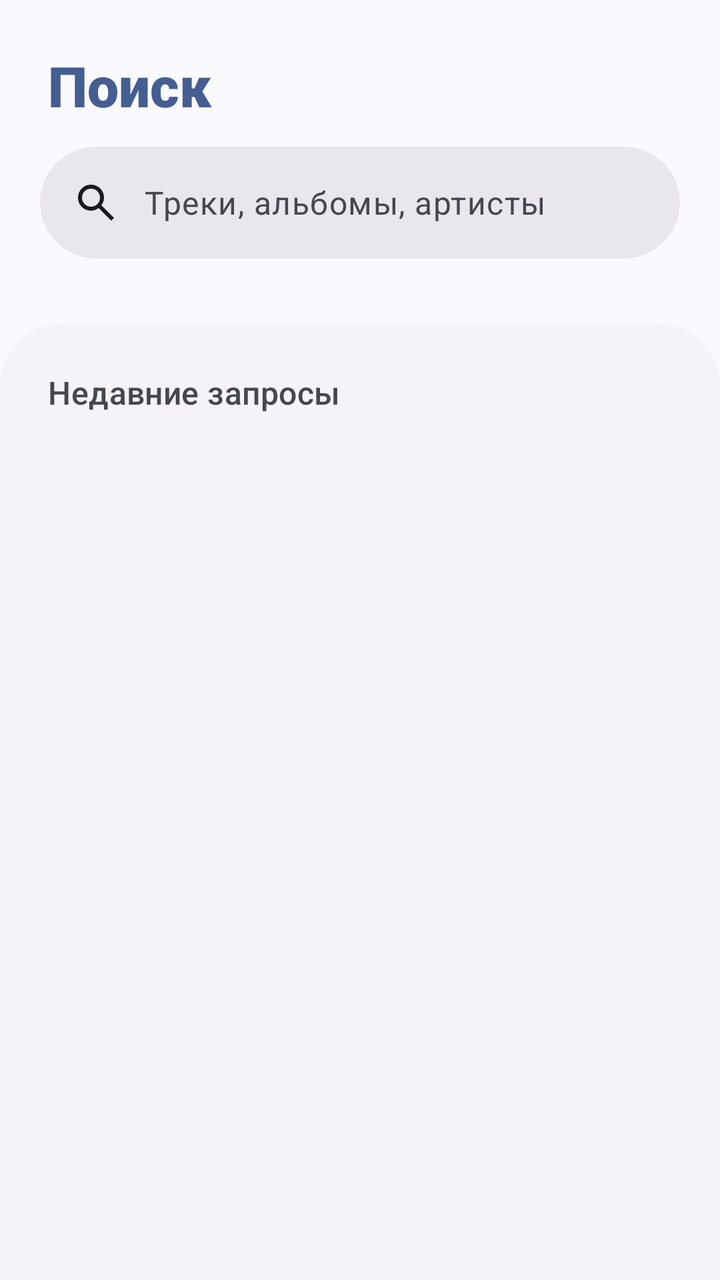
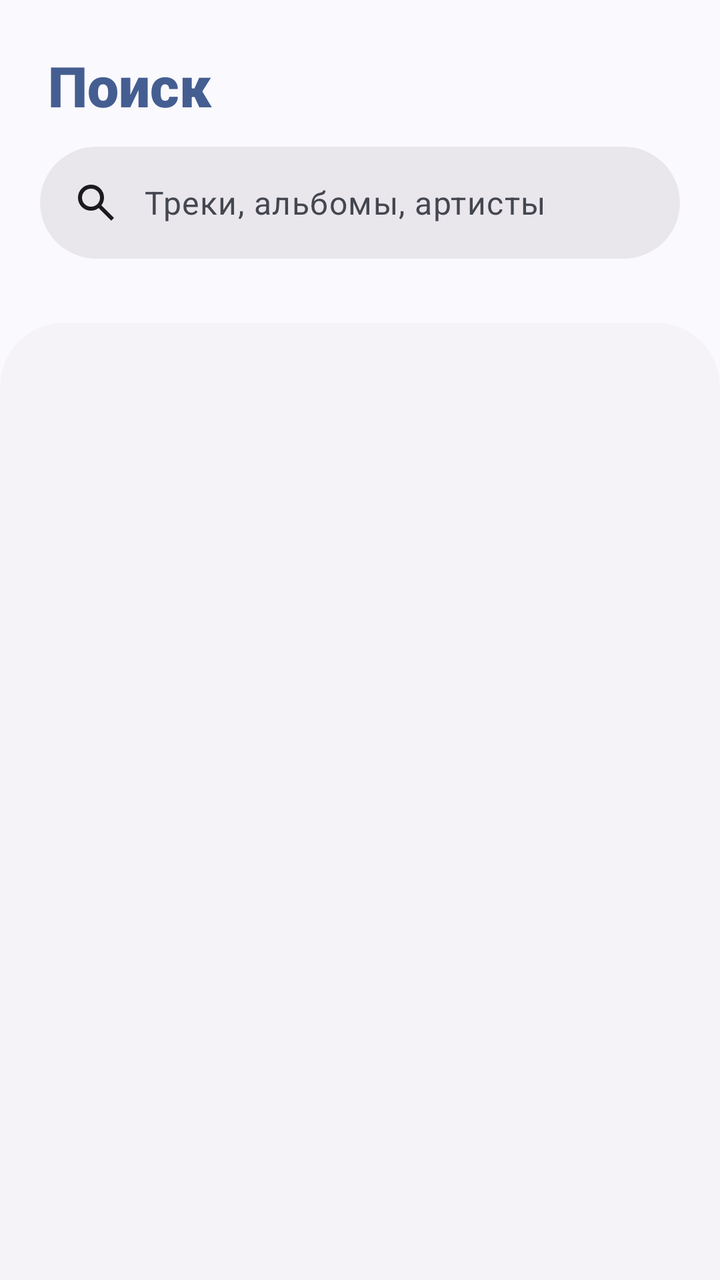

Screens rendered from an Android XML layout before and after an edit, with the pre-edit source and the edit as a unified diff.
<!-- AndroidManifest.xml: application theme Theme.Gramophone -->
<!-- res/layout/fragment_online_search.xml -->
<?xml version="1.0" encoding="utf-8"?>
<androidx.coordinatorlayout.widget.CoordinatorLayout
    xmlns:android="http://schemas.android.com/apk/res/android"
    xmlns:app="http://schemas.android.com/apk/res-auto"
    xmlns:tools="http://schemas.android.com/tools"
    android:layout_width="match_parent"
    android:layout_height="match_parent"
    android:fitsSystemWindows="true"
    android:background="?attr/colorSurface">

    <com.google.android.material.appbar.AppBarLayout
        android:layout_width="match_parent"
        android:layout_height="wrap_content"
        android:background="@android:color/transparent"
        app:elevation="0dp"
        android:fitsSystemWindows="true">

        <com.google.android.material.appbar.CollapsingToolbarLayout
            android:layout_width="match_parent"
            android:layout_height="wrap_content"
            app:layout_scrollFlags="scroll|enterAlways|snap">

            <LinearLayout
                android:layout_width="match_parent"
                android:layout_height="wrap_content"
                android:orientation="vertical">

                <LinearLayout
                    android:layout_width="match_parent"
                    android:layout_height="wrap_content"
                    android:orientation="horizontal"
                    android:gravity="center_vertical"
                    android:paddingHorizontal="24dp"
                    android:paddingTop="24dp"
                    android:paddingBottom="12dp">

                    <TextView
                        android:id="@+id/tv_page_title"
                        android:layout_width="0dp"
                        android:layout_height="wrap_content"
                        android:layout_weight="1"
                        android:text="Поиск"
                        android:fontFamily="sans-serif-black"
                        android:textAppearance="?attr/textAppearanceHeadlineMedium"
                        android:textColor="?attr/colorPrimary" />

                </LinearLayout>

                <com.google.android.material.card.MaterialCardView
                    android:layout_width="match_parent"
                    android:layout_height="56dp"
                    android:layout_marginHorizontal="20dp"
                    android:layout_marginBottom="24dp"
                    app:cardBackgroundColor="?attr/colorSurfaceContainerHigh"
                    app:cardCornerRadius="28dp"
                    app:cardElevation="0dp"
                    app:strokeWidth="0dp">

                    <LinearLayout
                        android:layout_width="match_parent"
                        android:layout_height="match_parent"
                        android:gravity="center_vertical"
                        android:orientation="horizontal"
                        android:paddingHorizontal="16dp">

                        <ImageView
                            android:layout_width="24dp"
                            android:layout_height="24dp"
                            android:src="@drawable/ic_search"
                            app:tint="?attr/colorOnSurfaceVariant" />

                        <EditText
                            android:id="@+id/search_input"
                            android:layout_width="0dp"
                            android:layout_height="match_parent"
                            android:layout_weight="1"
                            android:layout_marginStart="12dp"
                            android:background="@null"
                            android:hint="Треки, альбомы, артисты"
                            android:imeOptions="actionSearch"
                            android:inputType="text"
                            android:singleLine="true"
                            android:textColor="?attr/colorOnSurface"
                            android:textColorHint="?attr/colorOnSurfaceVariant"
                            android:textAppearance="?attr/textAppearanceBodyLarge" />

                        <ImageButton
                            android:id="@+id/btn_clear_search"
                            android:layout_width="32dp"
                            android:layout_height="32dp"
                            android:background="?attr/selectableItemBackgroundBorderless"
                            android:src="@drawable/ic_clear"
                            android:visibility="gone"
                            app:tint="?attr/colorOnSurfaceVariant" />

                    </LinearLayout>
                </com.google.android.material.card.MaterialCardView>

            </LinearLayout>
        </com.google.android.material.appbar.CollapsingToolbarLayout>
    </com.google.android.material.appbar.AppBarLayout>

    <com.google.android.material.card.MaterialCardView
        android:layout_width="match_parent"
        android:layout_height="match_parent"
        android:layout_marginTop="8dp"
        android:layout_marginBottom="-32dp"
        app:cardBackgroundColor="?attr/colorSurfaceContainerLow"
        app:cardCornerRadius="32dp"
        app:cardElevation="0dp"
        app:strokeWidth="0dp"
        app:layout_behavior="@string/appbar_scrolling_view_behavior">

        <androidx.constraintlayout.widget.ConstraintLayout
            android:layout_width="match_parent"
            android:layout_height="match_parent"
            android:background="@android:color/transparent"> <com.google.android.material.progressindicator.LinearProgressIndicator
            android:id="@+id/progress_bar"
            android:layout_width="match_parent"
            android:layout_height="wrap_content"
            android:indeterminate="true"
            android:visibility="gone"
            app:indicatorColor="?attr/colorPrimary"
            app:trackColor="@android:color/transparent"
            app:layout_constraintTop_toTopOf="parent" />

            <TextView
                android:id="@+id/tv_section_title"
                android:layout_width="wrap_content"
                android:layout_height="wrap_content"
                android:layout_marginStart="24dp"
                android:layout_marginTop="24dp"
                android:text="Недавние запросы"
                android:fontFamily="sans-serif-medium"
                android:textAppearance="?attr/textAppearanceTitleMedium"
                android:textColor="?attr/colorOnSurfaceVariant"
                app:layout_constraintStart_toStartOf="parent"
                app:layout_constraintTop_toBottomOf="@id/progress_bar" />

            <androidx.recyclerview.widget.RecyclerView
                android:id="@+id/recycler_view"
                android:layout_width="0dp"
                android:layout_height="0dp"
                android:layout_marginTop="16dp"
                android:clipToPadding="false"
                android:paddingHorizontal="8dp"
                android:paddingBottom="250dp" android:background="@android:color/transparent" app:layout_constraintBottom_toBottomOf="parent"
                app:layout_constraintEnd_toEndOf="parent"
                app:layout_constraintStart_toStartOf="parent"
                app:layout_constraintTop_toBottomOf="@id/tv_section_title" />

        </androidx.constraintlayout.widget.ConstraintLayout>
    </com.google.android.material.card.MaterialCardView>

</androidx.coordinatorlayout.widget.CoordinatorLayout>
<!-- resources referenced by this layout -->
<resources>
  <style name="Theme.Gramophone" parent="PreV31.Theme.Gramophone" />
  <color name="md_theme_primary">#38608F</color>
  <color name="md_theme_onPrimary">#FFFFFF</color>
  <color name="md_theme_primaryContainer">#D2E4FF</color>
  <color name="md_theme_onPrimaryContainer">#001C37</color>
  <color name="md_theme_secondary">#535F70</color>
  <color name="md_theme_onSecondary">#FFFFFF</color>
  <color name="md_theme_secondaryContainer">#D7E3F8</color>
  <color name="md_theme_onSecondaryContainer">#101C2B</color>
  <color name="md_theme_tertiary">#6C5778</color>
  <color name="md_theme_onTertiary">#FFFFFF</color>
  <color name="md_theme_tertiaryContainer">#F4D9FF</color>
  <color name="md_theme_onTertiaryContainer">#261431</color>
  <color name="md_theme_error">#BA1A1A</color>
  <color name="md_theme_onError">#FFFFFF</color>
  <color name="md_theme_errorContainer">#FFDAD6</color>
  <color name="md_theme_onErrorContainer">#410002</color>
  <color name="md_theme_background">#F8F9FF</color>
  <color name="md_theme_onBackground">#191C20</color>
  <color name="md_theme_surface">#F8F9FF</color>
  <color name="md_theme_onSurface">#191C20</color>
  <color name="md_theme_surfaceVariant">#DFE2EB</color>
  <color name="md_theme_onSurfaceVariant">#43474E</color>
  <color name="md_theme_outline">#73777F</color>
  <color name="md_theme_outlineVariant">#C3C6CF</color>
  <color name="md_theme_inverseSurface">#2E3035</color>
  <color name="md_theme_inverseOnSurface">#EFF0F7</color>
  <color name="md_theme_inversePrimary">#A2C9FE</color>
  <color name="md_theme_primaryFixed">#D2E4FF</color>
  <color name="md_theme_onPrimaryFixed">#001C37</color>
  <color name="md_theme_primaryFixedDim">#A2C9FE</color>
  <color name="md_theme_onPrimaryFixedVariant">#1C4875</color>
  <color name="md_theme_secondaryFixed">#D7E3F8</color>
  <color name="md_theme_onSecondaryFixed">#101C2B</color>
  <color name="md_theme_secondaryFixedDim">#BBC7DB</color>
  <color name="md_theme_onSecondaryFixedVariant">#3C4858</color>
  <color name="md_theme_tertiaryFixed">#F4D9FF</color>
  <color name="md_theme_onTertiaryFixed">#261431</color>
  <color name="md_theme_tertiaryFixedDim">#D8BDE4</color>
  <color name="md_theme_onTertiaryFixedVariant">#533F5F</color>
  <color name="md_theme_surfaceDim">#D8DAE0</color>
  <color name="md_theme_surfaceBright">#F8F9FF</color>
  <color name="md_theme_surfaceContainerLowest">#FFFFFF</color>
  <color name="md_theme_surfaceContainerLow">#F2F3FA</color>
  <color name="md_theme_surfaceContainer">#ECEEF4</color>
  <color name="md_theme_surfaceContainerHigh">#E7E8EE</color>
  <color name="md_theme_surfaceContainerHighest">#E1E2E8</color>
  <style name="TextAppearance.App.BodyLarge" parent="TextAppearance.Material3.BodyLarge">
          <item name="android:textColor">?attr/colorOnSurface</item>
      </style>
  <style name="BottomPlayerCornerShape">
          <item name="cornerSize">0dp</item>
      </style>
  <!-- unchanged entries left out for length: 9 -->
</resources>

<!-- the commit's change to res/layout/fragment_online_search.xml (unified diff, before → after) -->
@@ -96,6 +96,25 @@
                     </LinearLayout>
                 </com.google.android.material.card.MaterialCardView>
 
+                <com.google.android.material.tabs.TabLayout
+                    android:id="@+id/tab_layout_search"
+                    android:layout_width="match_parent"
+                    android:layout_height="52dp"
+                    android:layout_marginBottom="12dp"
+                    android:layout_marginStart="20dp"
+                    android:background="@android:color/transparent"
+                    app:tabMode="scrollable"
+                    app:tabGravity="start"
+                    app:tabIndicatorGravity="bottom"
+                    app:tabIndicatorHeight="3dp"
+                    app:tabIndicatorFullWidth="false"
+                    app:tabBackground="@drawable/bg_tab_selector"
+                    app:tabTextColor="@color/color_tab_text"
+                    app:tabPaddingStart="16dp"
+                    app:tabPaddingEnd="16dp"
+                    app:tabRippleColor="@null"
+                    android:visibility="gone" />
+
             </LinearLayout>
         </com.google.android.material.appbar.CollapsingToolbarLayout>
     </com.google.android.material.appbar.AppBarLayout>
@@ -114,15 +133,17 @@
         <androidx.constraintlayout.widget.ConstraintLayout
             android:layout_width="match_parent"
             android:layout_height="match_parent"
-            android:background="@android:color/transparent"> <com.google.android.material.progressindicator.LinearProgressIndicator
-            android:id="@+id/progress_bar"
-            android:layout_width="match_parent"
-            android:layout_height="wrap_content"
-            android:indeterminate="true"
-            android:visibility="gone"
-            app:indicatorColor="?attr/colorPrimary"
-            app:trackColor="@android:color/transparent"
-            app:layout_constraintTop_toTopOf="parent" />
+            android:background="@android:color/transparent"> 
+            
+            <com.google.android.material.progressindicator.LinearProgressIndicator
+                android:id="@+id/progress_bar"
+                android:layout_width="match_parent"
+                android:layout_height="wrap_content"
+                android:indeterminate="true"
+                android:visibility="gone"
+                app:indicatorColor="?attr/colorPrimary"
+                app:trackColor="@android:color/transparent"
+                app:layout_constraintTop_toTopOf="parent" />
 
             <TextView
                 android:id="@+id/tv_section_title"
@@ -134,6 +155,7 @@
                 android:fontFamily="sans-serif-medium"
                 android:textAppearance="?attr/textAppearanceTitleMedium"
                 android:textColor="?attr/colorOnSurfaceVariant"
+                android:visibility="gone"
                 app:layout_constraintStart_toStartOf="parent"
                 app:layout_constraintTop_toBottomOf="@id/progress_bar" />
 
<!-- resource entries referenced after the edit -->
@@ -1,5 +1,30 @@
 <!-- resources referenced by this layout -->
 <resources>
+  <!-- drawable bg_tab_selector (drawable) -->
+  <?xml version="1.0" encoding="utf-8"?>
+  <selector xmlns:android="http://schemas.android.com/apk/res/android">
+      <item android:state_selected="true">
+          <layer-list>
+              <item android:left="4dp" android:right="4dp" android:top="8dp" android:bottom="8dp">
+                  <shape android:shape="rectangle">
+                      <corners android:radius="24dp" />
+                      <solid android:color="?attr/colorSecondaryContainer" />
+                  </shape>
+              </item>
+          </layer-list>
+      </item>
+  
+      <item>
+          <layer-list>
+              <item android:left="4dp" android:right="4dp" android:top="8dp" android:bottom="8dp">
+                  <shape android:shape="rectangle">
+                      <corners android:radius="24dp" />
+                      <solid android:color="?attr/colorSurfaceVariant" />
+                  </shape>
+              </item>
+          </layer-list>
+      </item>
+  </selector>
   <style name="Theme.Gramophone" parent="PreV31.Theme.Gramophone" />
   <color name="md_theme_primary">#38608F</color>
   <color name="md_theme_onPrimary">#FFFFFF</color>
